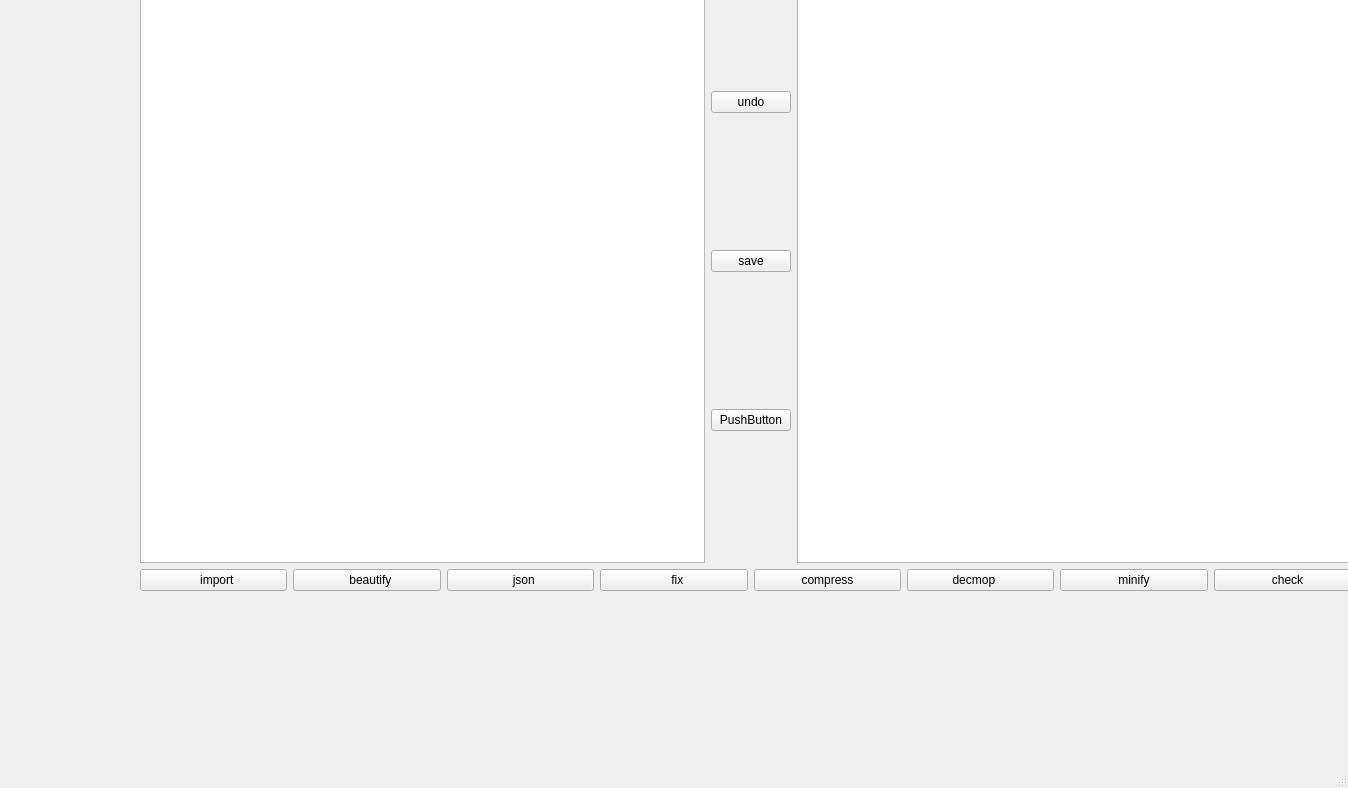
This is form.ui in ahmadel1/Social-Network as Qt 5 draws it before an edit. The edited form follows.
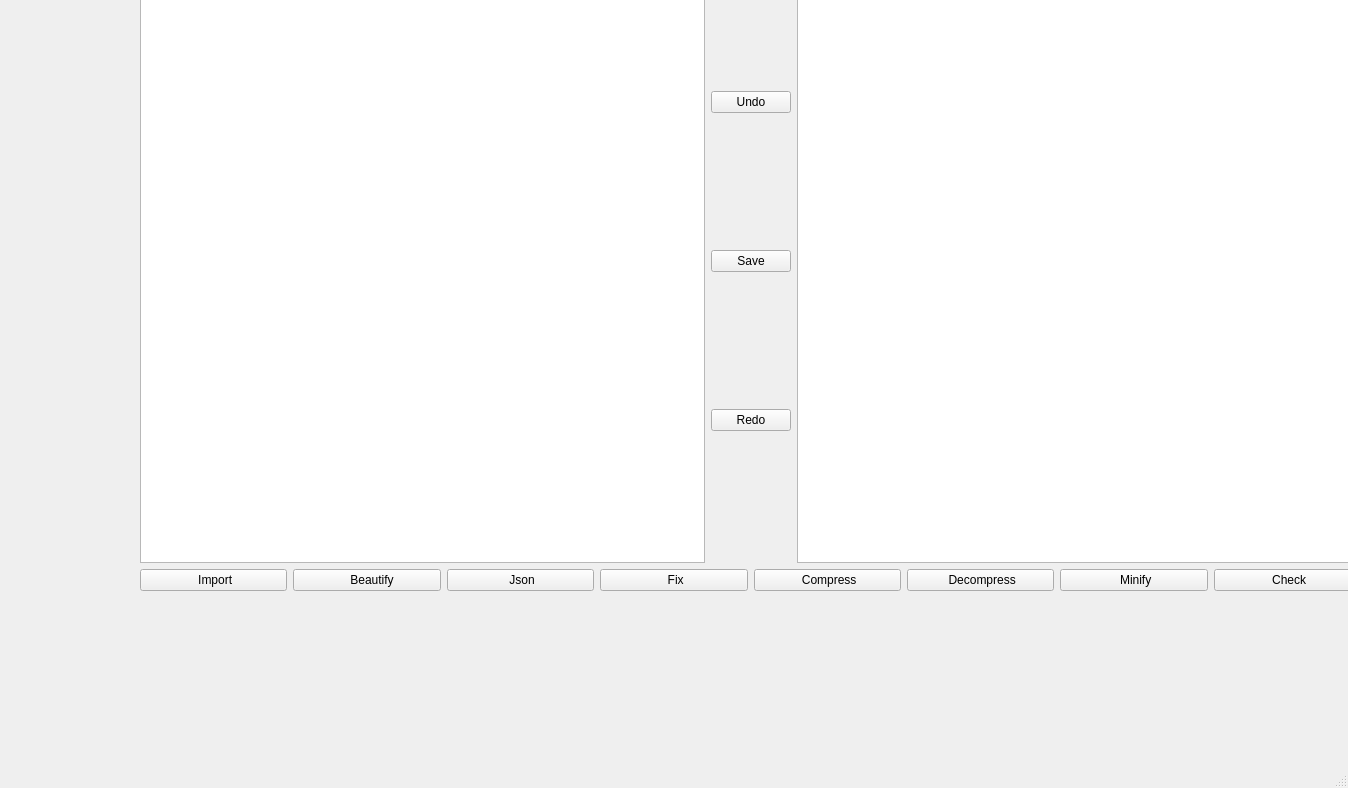
This is the edited form.

Patch:
```diff
--- a/form.ui
+++ b/form.ui
@@ -56,21 +56,21 @@
          <item>
           <widget class="QPushButton" name="undo">
            <property name="text">
-            <string>undo</string>
+            <string>Undo</string>
            </property>
           </widget>
          </item>
          <item>
           <widget class="QPushButton" name="save">
            <property name="text">
-            <string>save</string>
+            <string>Save</string>
            </property>
           </widget>
          </item>
          <item>
           <widget class="QPushButton" name="redo">
            <property name="text">
-            <string>PushButton</string>
+            <string>Redo</string>
            </property>
           </widget>
          </item>
@@ -90,56 +90,56 @@
        <item>
         <widget class="QPushButton" name="importButton">
          <property name="text">
-          <string>  import</string>
+          <string> Import</string>
          </property>
         </widget>
        </item>
        <item>
         <widget class="QPushButton" name="beautify">
          <property name="text">
-          <string>  beautify</string>
+          <string>   Beautify</string>
          </property>
         </widget>
        </item>
        <item>
         <widget class="QPushButton" name="json">
          <property name="text">
-          <string>  json</string>
+          <string> Json</string>
          </property>
         </widget>
        </item>
        <item>
         <widget class="QPushButton" name="fix">
          <property name="text">
-          <string>  fix</string>
+          <string> Fix</string>
          </property>
         </widget>
        </item>
        <item>
         <widget class="QPushButton" name="compress">
          <property name="text">
-          <string>compress</string>
+          <string> Compress</string>
          </property>
         </widget>
        </item>
        <item>
         <widget class="QPushButton" name="decompress">
          <property name="text">
-          <string>decmop    </string>
+          <string> Decompress</string>
          </property>
         </widget>
        </item>
        <item>
         <widget class="QPushButton" name="minify">
          <property name="text">
-          <string>minify</string>
+          <string> Minify</string>
          </property>
         </widget>
        </item>
        <item>
         <widget class="QPushButton" name="check">
          <property name="text">
-          <string>check</string>
+          <string> Check</string>
          </property>
         </widget>
        </item>
```
